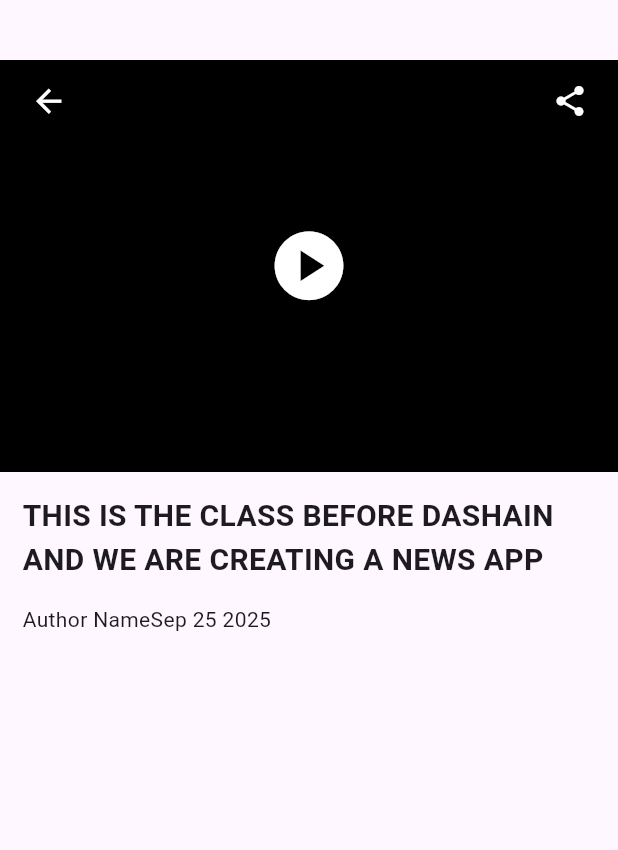
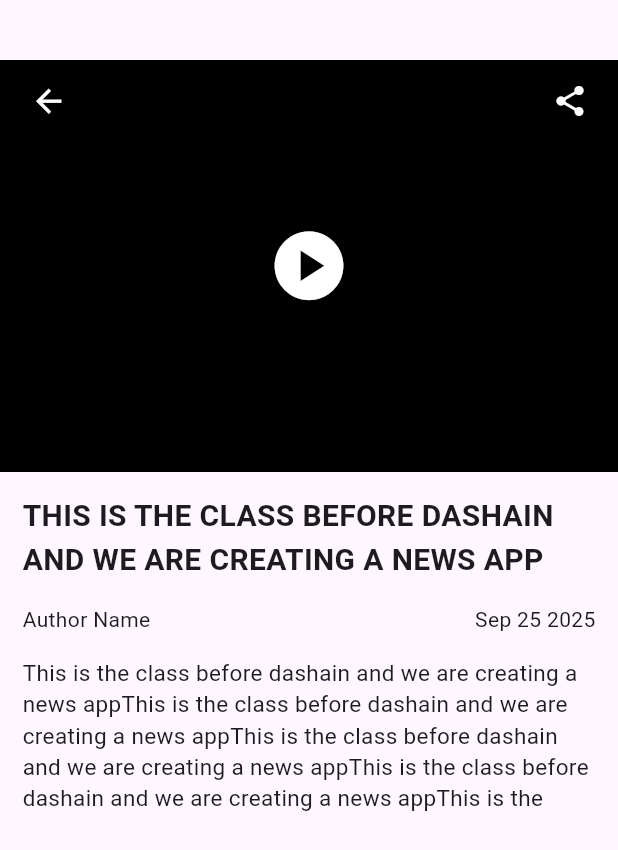
Before and after one commit to 1bishal1/flutterproject, a Flutter app: the detailPage screen opened directly, on a phone screen of 412 x 824 dp. Shown: the top 850 px of the screen. Run offline on Flutter 3.47's test engine with Material 3 defaults, Android fonts, the phone set to English and light mode, and no system bars.

Commit message:
detailpage navigation

```diff
--- a/lib/detailPage.dart
+++ b/lib/detailPage.dart
@@ -44,14 +44,27 @@ class _detailPageState extends State<detailPage> {
         ),
       ),
           Padding(
-            padding: const EdgeInsets.only(left:15.0,right: 15),
+            padding: const EdgeInsets.only(left:15.0,right: 15.0),
             child: Row(
+              mainAxisAlignment: MainAxisAlignment.spaceBetween,
               children: [
                 Text("Author Name"),
                 Text("Sep 25 2025")
               ],
             ),
-          )
+          ),
+
+          Container(
+            padding: EdgeInsets.all(15),
+            child: Text(
+              "This is the class before dashain and we are creating a news app"
+              "This is the class before dashain and we are creating a news app"
+              "This is the class before dashain and we are creating a news app"
+              "This is the class before dashain and we are creating a news app"
+              "This is the class before dashain and we are creating a news app",
+              style: TextStyle(fontWeight: FontWeight.normal,fontSize: 15),maxLines: 5,
+            ),
+          ),
 
         ],
       ),
```
